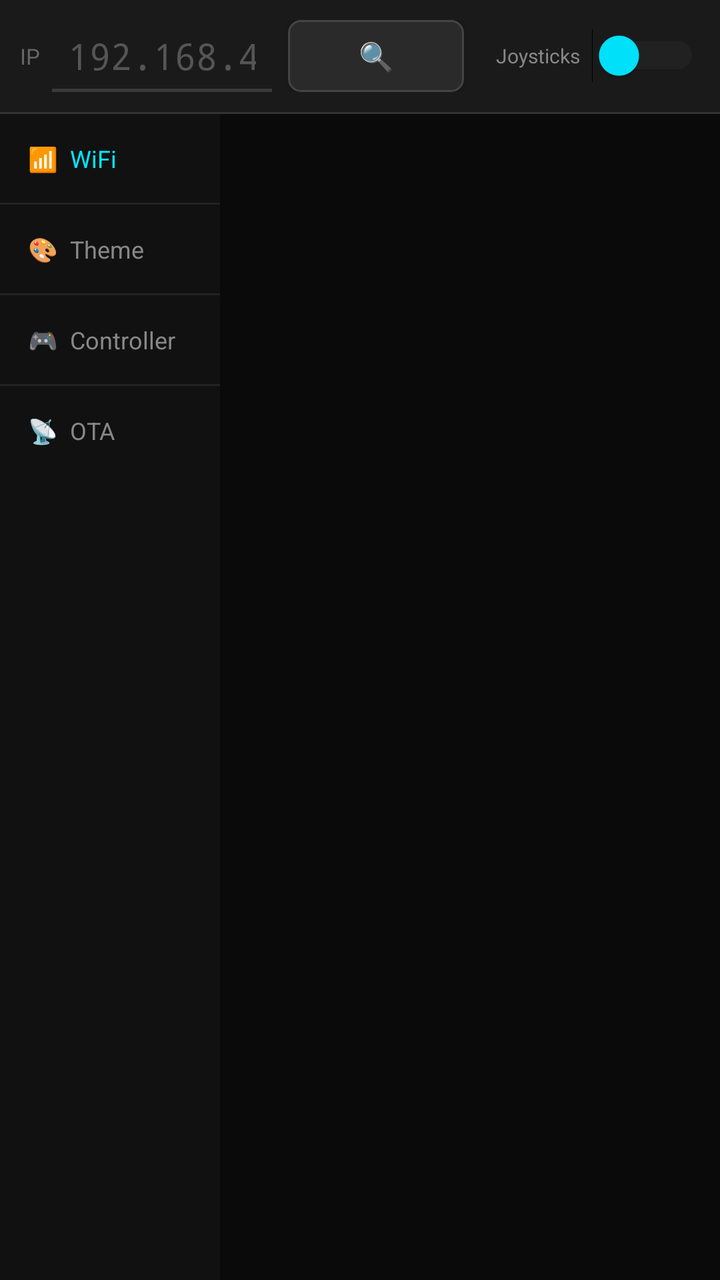
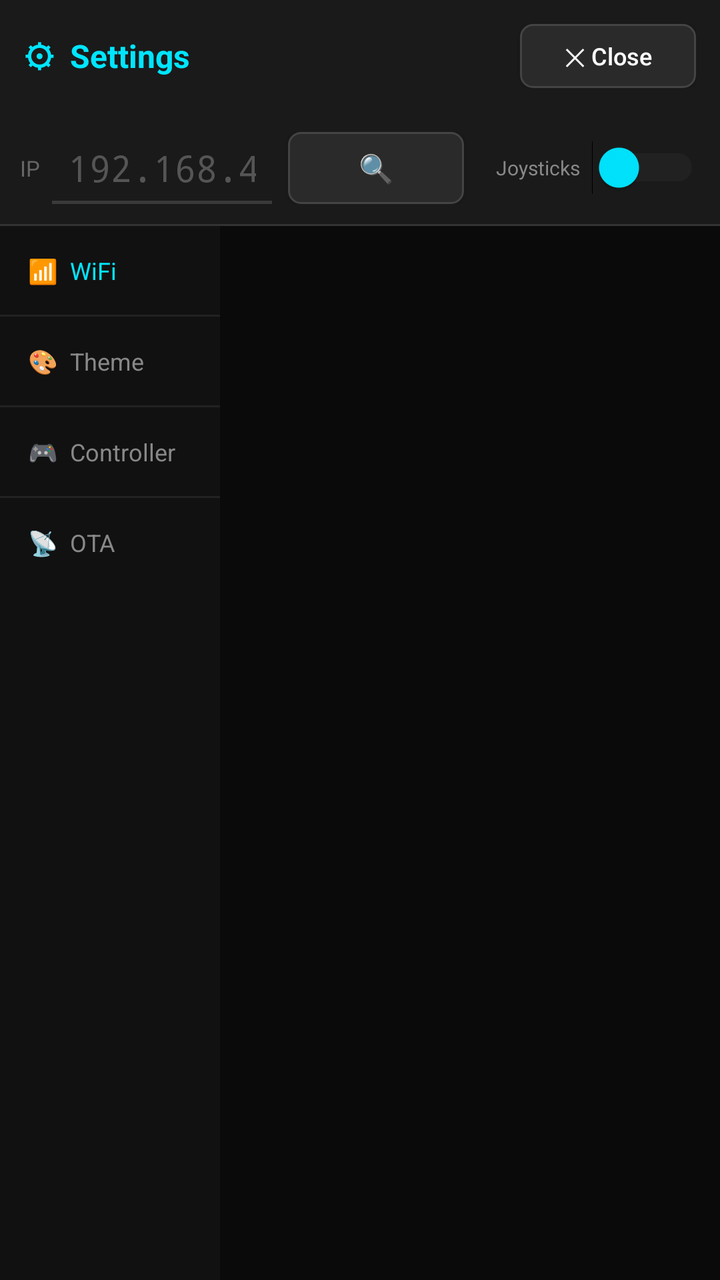

Screens rendered from an Android XML layout before and after an edit, with the pre-edit source and the edit as a unified diff.
<!-- AndroidManifest.xml: application theme Theme.ESPad32Controller -->
<!-- res/layout/dialog_settings.xml -->
<?xml version="1.0" encoding="utf-8"?>
<LinearLayout xmlns:android="http://schemas.android.com/apk/res/android"
    android:layout_width="match_parent"
    android:layout_height="match_parent"
    android:orientation="vertical"
    android:background="#0A0A0A">

    
    <LinearLayout android:layout_width="match_parent" android:layout_height="wrap_content"
        android:orientation="horizontal" android:background="#1A1A1A"
        android:padding="10dp" android:gravity="center_vertical">

        
        <TextView android:layout_width="wrap_content" android:layout_height="wrap_content"
            android:text="IP" android:textColor="#666666" android:textSize="11sp"
            android:layout_marginEnd="6dp"/>
        <EditText android:id="@+id/etIpAddress"
            android:layout_width="0dp" android:layout_height="36dp" android:layout_weight="1"
            android:inputType="text" android:fontFamily="monospace"
            android:textColor="#FFFFFF" android:textColorHint="#555555"
            android:hint="192.168.4.1" android:background="@drawable/edittext_underline"
            android:paddingStart="8dp" android:paddingEnd="8dp"
            android:layout_marginEnd="8dp"/>

        
        <Button android:id="@+id/btnSearchDevices"
            android:layout_width="wrap_content" android:layout_height="36dp"
            android:text="🔍" android:textSize="14sp"
            android:layout_marginEnd="16dp"
            style="@style/CarButton"/>

        
        <TextView android:layout_width="wrap_content" android:layout_height="wrap_content"
            android:text="Joysticks" android:textColor="#888888"
            android:textSize="10sp" android:layout_marginEnd="6dp"/>
        <Switch android:id="@+id/switchJoysticks"
            android:layout_width="wrap_content" android:layout_height="wrap_content"
            android:thumbTint="#00E5FF" android:trackTint="#333333"/>

    </LinearLayout>

    
    <View android:layout_width="match_parent" android:layout_height="1dp"
        android:background="#333333"/>

    
    <LinearLayout android:layout_width="match_parent" android:layout_height="0dp"
        android:layout_weight="1" android:orientation="horizontal">

        
        <LinearLayout android:layout_width="110dp" android:layout_height="match_parent"
            android:orientation="vertical" android:background="#111111">
            <TextView android:id="@+id/tabWifi"
                android:layout_width="match_parent" android:layout_height="wrap_content"
                android:text="📶  WiFi" android:textSize="12sp"
                android:padding="14dp" android:textColor="#00E5FF"/>
            <View android:layout_width="match_parent" android:layout_height="1dp" android:background="#222222"/>
            <TextView android:id="@+id/tabTheme"
                android:layout_width="match_parent" android:layout_height="wrap_content"
                android:text="🎨  Theme" android:textSize="12sp"
                android:padding="14dp" android:textColor="#888888"/>
            <View android:layout_width="match_parent" android:layout_height="1dp" android:background="#222222"/>
            <TextView android:id="@+id/tabController"
                android:layout_width="match_parent" android:layout_height="wrap_content"
                android:text="🎮  Controller" android:textSize="12sp"
                android:padding="14dp" android:textColor="#888888"/>
            <View android:layout_width="match_parent" android:layout_height="1dp" android:background="#222222"/>
            <TextView android:id="@+id/tabAdvanced"
                android:layout_width="match_parent" android:layout_height="wrap_content"
                android:text="📡  OTA" android:textSize="12sp"
                android:padding="14dp" android:textColor="#888888"/>
        </LinearLayout>

        
        <ScrollView android:layout_width="0dp" android:layout_height="match_parent"
            android:layout_weight="1" android:padding="14dp"
            android:background="#0A0A0A">
            <LinearLayout android:id="@+id/settingsContent"
                android:layout_width="match_parent" android:layout_height="wrap_content"
                android:orientation="vertical"/>
        </ScrollView>
    </LinearLayout>

    

</LinearLayout>
<!-- resources referenced by this layout -->
<resources>
  <!-- drawable edittext_underline (drawable) -->
  <?xml version="1.0" encoding="utf-8"?>
  <layer-list xmlns:android="http://schemas.android.com/apk/res/android">
      <item android:top="-6dp" android:left="-6dp" android:right="-6dp">
          <shape android:shape="rectangle">
              <solid android:color="@android:color/transparent"/>
              <stroke android:width="1.5dp" android:color="#3A3A3A"/>
          </shape>
      </item>
  </layer-list>
  <style name="CarButton" parent="Widget.AppCompat.Button">
          <item name="android:background">@drawable/btn_car_bg</item>
          <item name="android:textColor">#FFFFFF</item>
          <item name="android:textAllCaps">false</item>
          <item name="android:paddingHorizontal">4dp</item>
      </style>
  <style name="Theme.ESPad32Controller" parent="Theme.AppCompat.NoActionBar">
          <item name="android:windowBackground">#0A0A0A</item>
          <item name="android:statusBarColor">#000000</item>
          <item name="android:navigationBarColor">#000000</item>
          <item name="android:windowFullscreen">false</item>
      </style>
  <!-- drawable btn_car_bg (drawable) -->
  <?xml version="1.0" encoding="utf-8"?>
  <selector xmlns:android="http://schemas.android.com/apk/res/android">
      <item android:state_checked="true">
          <shape android:shape="rectangle">
              <solid android:color="#D82F2E" />
              <corners android:radius="6dp" />
          </shape>
      </item>
      <item android:state_pressed="true">
          <shape android:shape="rectangle">
              <solid android:color="#D82F2E" />
              <corners android:radius="6dp" />
          </shape>
      </item>
      <item>
          <shape android:shape="rectangle">
              <solid android:color="#2A2A2A" />
              <corners android:radius="6dp" />
              <stroke android:width="1dp" android:color="#444444" />
          </shape>
      </item>
  </selector>
</resources>

<!-- the commit's change to res/layout/dialog_settings.xml (unified diff, before → after) -->
@@ -3,7 +3,20 @@
     android:layout_width="match_parent"
     android:layout_height="match_parent"
     android:orientation="vertical"
-    android:background="#0A0A0A">
+    android:background="#0A0A0A"
+    android:fitsSystemWindows="true">
+
+    
+    <LinearLayout android:layout_width="match_parent" android:layout_height="wrap_content"
+        android:orientation="horizontal" android:background="#1A1A1A"
+        android:padding="12dp" android:gravity="center_vertical">
+        <TextView android:layout_width="0dp" android:layout_height="wrap_content"
+            android:layout_weight="1" android:text="⚙  Settings"
+            android:textColor="#00E5FF" android:textSize="16sp" android:textStyle="bold"/>
+        <Button android:id="@+id/btnSettingsClose"
+            android:layout_width="wrap_content" android:layout_height="32dp"
+            android:text="✕ Close" android:textSize="12sp" style="@style/CarButton"/>
+    </LinearLayout>
 
     
     <LinearLayout android:layout_width="match_parent" android:layout_height="wrap_content"
